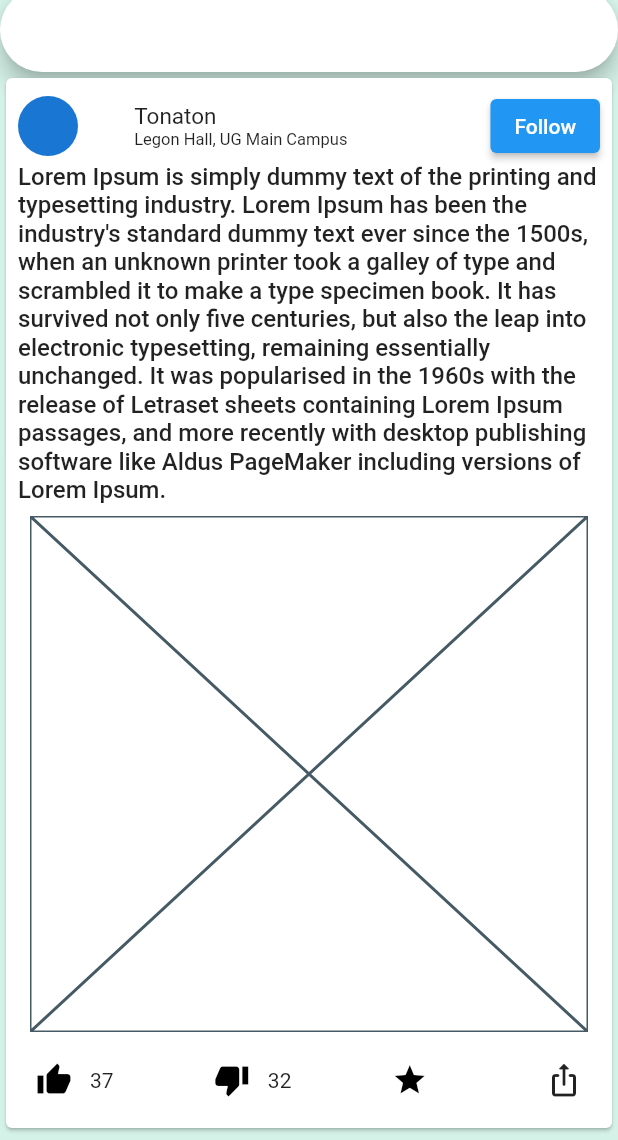
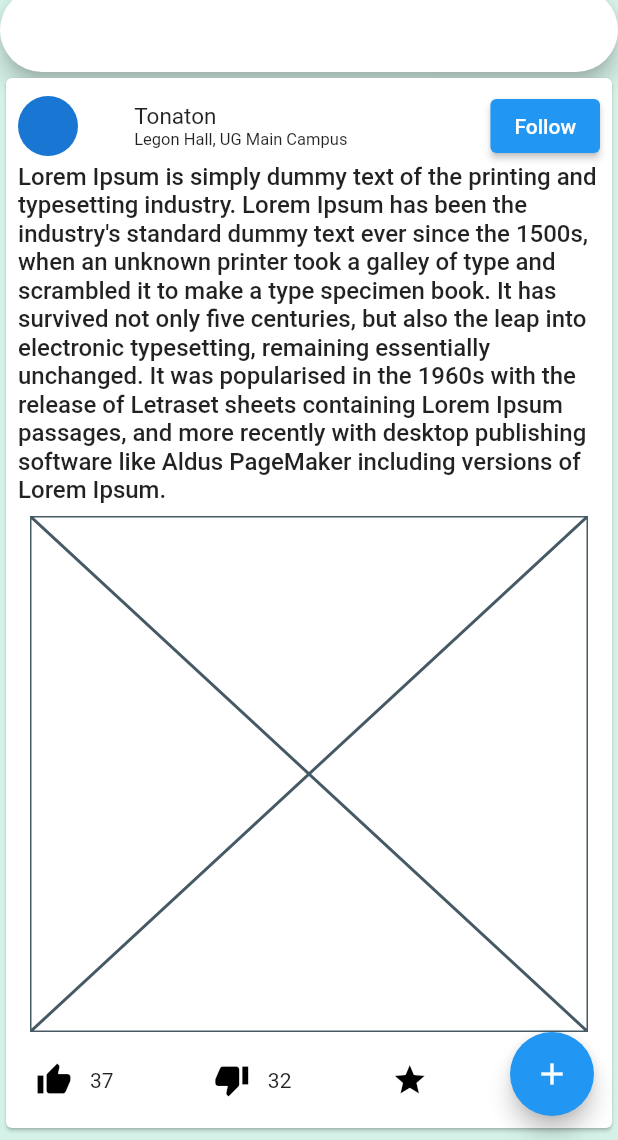
Before and after one commit to Serkhani/StudentConnect, a Flutter app: the HomeView screen opened by its route, on a phone screen of 412 x 824 dp, the part 96-1236 px from its top. Run offline on Flutter 3.47's test engine with Material 2 defaults, Android fonts, the light colour scheme and no system bars; our stand-ins replace get, image_picker, share_plus.

Commit message:
app icons are showing and popping

```diff
--- a/flutter/studentconnect/lib/app/modules/home/views/home_view.dart
+++ b/flutter/studentconnect/lib/app/modules/home/views/home_view.dart
@@ -41,14 +41,64 @@ class HomeView extends GetView<HomeController> {
                 shrinkWrap: true,
                 itemBuilder: (context, index) => UserPost(
                   post: controller.posts[index],
-                  thumbsDown: ()=>controller.thumbsDown(controller.posts[index]),
-                  thumbsUp: ()=>controller.thumbsUp(controller.posts[index]),
-                  share: ()=>controller.share(),
-                  bookmark: ()=>controller.bookmark(controller.posts[index]),
+                  thumbsDown: () =>
+                      controller.thumbsDown(controller.posts[index]),
+                  thumbsUp: () => controller.thumbsUp(controller.posts[index]),
+                  share: () => controller.share(),
+                  bookmark: () => controller.bookmark(controller.posts[index]),
                 ),
               ),
-            )
+            ),
+            Obx(
+              () => AnimatedContainer(
+                duration: const Duration(milliseconds: 300),
+                height: controller.isIconsVisible.value ? 50 : 0,
+                child: Row(
+                  mainAxisAlignment: MainAxisAlignment.spaceEvenly,
+                  children: [
+                    IconButton(
+                      onPressed: () {},
+                      icon: const Icon(
+                        Icons.production_quantity_limits,
+                        size: 36,
+                        color: Colors.blue,
+                      ),
+                    ),
+                    IconButton(
+                      onPressed: () {},
+                      icon: const Icon(
+                        Icons.event_available,
+                        size: 36,
+                        color: Colors.green,
+                      ),
+                    ),
+                    IconButton(
+                      onPressed: () {},
+                      icon: const Icon(
+                        Icons.car_rental,
+                        size: 36,
+                        color: Colors.orange,
+                      ),
+                    )
+                  ],
+                ),
+              ),
+            ),
           ],
+        ),
+      ),
+      floatingActionButton: FloatingActionButton(
+        onPressed: () {
+          if (controller.isIconsVisible.value) {
+            controller.hideIcons();
+          } else {
+            controller.showIcons();
+          }
+        },
+        child: Obx(
+          () => Icon(
+            controller.isIconsVisible.value ? Icons.close : Icons.add,
+          ),
         ),
       ),
     );
```
Also changed, not shown: flutter/studentconnect/lib/app/modules/home/controllers/home_controller.dart (+10 -0 lines).
